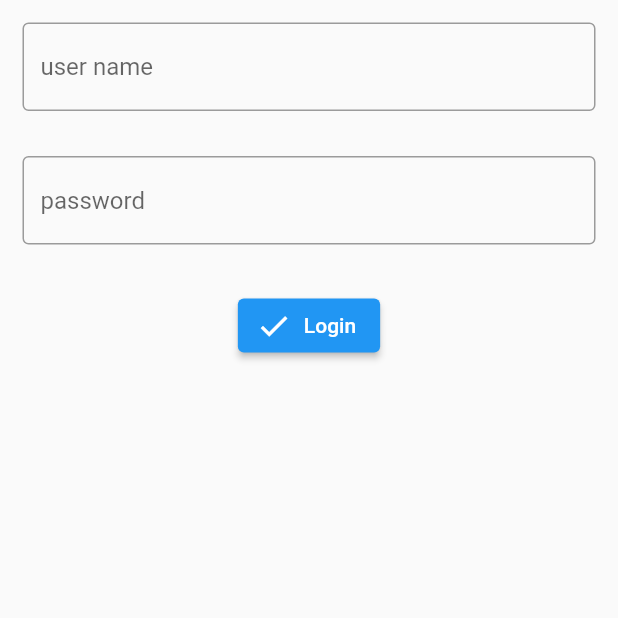
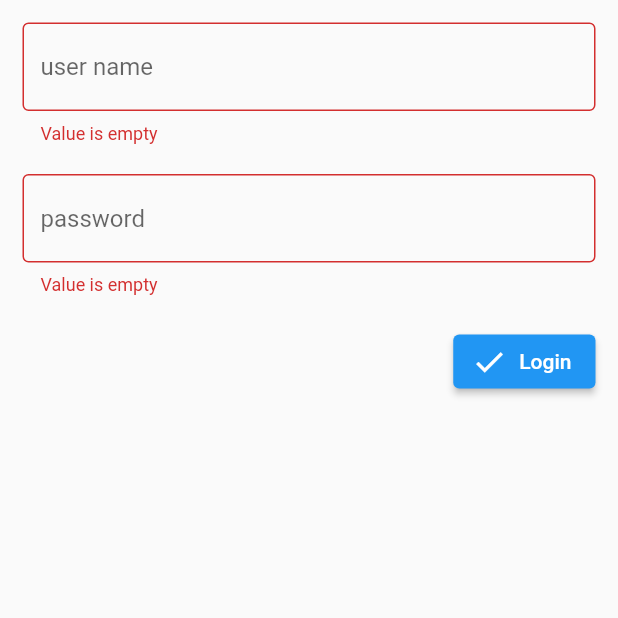
Before and after one commit to aruntr369/sample_Flutter_project, a Flutter app: the screen it shows after launch, after a tap on "Login", on a phone screen of 412 x 824 dp, the top half of it. Run offline on Flutter 3.47's test engine with Material 2 defaults, Android fonts, the phone set to English and light mode, and no system bars; our stand-ins replace shared_preferences.

Commit message:
login with shared prefs

```diff
--- a/lib/screens/login.dart
+++ b/lib/screens/login.dart
@@ -1,12 +1,25 @@
 import 'dart:io';
 
 import 'package:flutter/material.dart';
+import 'package:sample_project_2/screens/home.dart';
+import 'package:sample_project_2/screens/splash.dart';
+import 'package:shared_preferences/shared_preferences.dart';
 
-class ScreenLogin extends StatelessWidget {
+class ScreenLogin extends StatefulWidget {
   ScreenLogin({Key? key}) : super(key: key);
 
+  @override
+  State<ScreenLogin> createState() => _ScreenLoginState();
+}
+
+class _ScreenLoginState extends State<ScreenLogin> {
   final _usernameControler = TextEditingController();
+
   final _passwordControler = TextEditingController();
+
+  bool _isDataMatched = true;
+
+  final _formkey = GlobalKey<FormState>();
 
   @override
   Widget build(BuildContext context) {
@@ -14,45 +27,88 @@ class ScreenLogin extends StatelessWidget {
         body: SafeArea(
       child: Padding(
         padding: const EdgeInsets.all(15.0),
+        child: Form(
+          key: _formkey,
           child: Column(
             children: [
               TextFormField(
                   controller: _usernameControler,
                   decoration: const InputDecoration(
                       border: OutlineInputBorder(), hintText: 'user name'),
+                  validator: (value) {
+                    if (value == null || value.isEmpty) {
+                      return 'Value is empty';
+                    } else {
+                      return null;
+                    }
+                  }),
+              const SizedBox(
+                height: 20,
+              ),
+              TextFormField(
+                controller: _passwordControler,
+                obscureText: true,
+                decoration: const InputDecoration(
+                  border: OutlineInputBorder(),
+                  hintText: 'password',
+                ),
+                validator: (value) {
+                  // if(_isDataMatched){
+                  //   return null;
+                  // }else{
+                  //   return 'error';
+                  // }
+                  if (value == null || value.isEmpty) {
+                    return 'Value is empty';
+                  } else {
+                    return null;
+                  }
+                },
               ),
               const SizedBox(
                 height: 20,
               ),
-            Padding(
-              padding: const EdgeInsets.symmetric(vertical: 10),
-              child: TextFormField(
-                  controller: _passwordControler,
-                  obscureText: true,
-                  decoration: const InputDecoration(
-                      border: OutlineInputBorder(), hintText: 'password')),
+              Row(
+                mainAxisAlignment: MainAxisAlignment.spaceBetween,
+                children: [
+                  Visibility(
+                    visible: !_isDataMatched,
+                    child: Text(
+                      'Username password doesnot match',
+                      style: TextStyle(color: Colors.red),
                     ),
-            const SizedBox(
-              height: 20,
                   ),
                   ElevatedButton.icon(
                     onPressed: () {
+                      if (_formkey.currentState!.validate()) {
                         checkLogin(context);
+                      } else {
+                        print('Data empty');
+                      }
                     },
                     icon: const Icon(Icons.check),
                     label: const Text('Login'),
+                  ),
+                ],
               )
             ],
+          ),
         ),
       ),
     ));
   }
 
-  void checkLogin(BuildContext ctx) {
+  void checkLogin(BuildContext ctx) async {
     final _username = _usernameControler.text;
     final _password = _passwordControler.text;
     if (_username == _password) {
+      print('machess usname and pass');
       //go to home
+      final _sharedPrefs =await SharedPreferences.getInstance();
+      await _sharedPrefs.setBool(SAVE_KEY_NAME, true);
+
+      Navigator.of(ctx)
+          .pushReplacement(MaterialPageRoute(builder: (ctx) => ScreenHome()));
     } else {
       final _errorMsg = 'Username password doesnot match';
       //Snackbar
@@ -84,6 +140,9 @@ class ScreenLogin extends StatelessWidget {
 
       //Show Text
 
+      setState(() {
+        _isDataMatched = false;
+      });
     }
   }
 }
--- a/lib/screens/splash.dart
+++ b/lib/screens/splash.dart
@@ -1,5 +1,10 @@
 import 'package:flutter/material.dart';
 import 'package:sample_project_2/screens/login.dart';
+import 'package:shared_preferences/shared_preferences.dart';
+
+import 'home.dart';
+
+const SAVE_KEY_NAME = 'UserLoggedIn';
 
 class ScreenSplash extends StatefulWidget {
   const ScreenSplash({Key? key}) : super(key: key);
@@ -11,7 +16,7 @@ class ScreenSplash extends StatefulWidget {
 class _ScreenSplashState extends State<ScreenSplash> {
   @override
   void initState() {
-      gotoLogin();
+      checkUserLoggedIn();
     super.initState();
   }
 
@@ -30,6 +35,21 @@ class _ScreenSplashState extends State<ScreenSplash> {
   Future<void> gotoLogin() async {
     await Future.delayed(Duration(seconds: 3));
     Navigator.of(context)
-        .push(MaterialPageRoute(builder: ((ctx) => ScreenLogin())));
+        .pushReplacement(MaterialPageRoute(builder: ((ctx) => ScreenLogin())));
   }
+
+
+  Future<void> checkUserLoggedIn() async{
+    final _sharedPrefs  = await SharedPreferences.getInstance();
+    _sharedPrefs.getBool(SAVE_KEY_NAME);
+    final _userLoggedIn = _sharedPrefs.getBool(SAVE_KEY_NAME);
+    if(_userLoggedIn == null || _userLoggedIn == false){
+      gotoLogin();
+    }else{
+      Navigator.of(context).pushReplacement(MaterialPageRoute(builder: (ctx)=> ScreenHome()));
+    }
+
+  }
+
+
 }
```
Also changed, not shown: lib/screens/home.dart (added, +30 -0 lines). Lines whose indentation alone changed are shown as unchanged.
